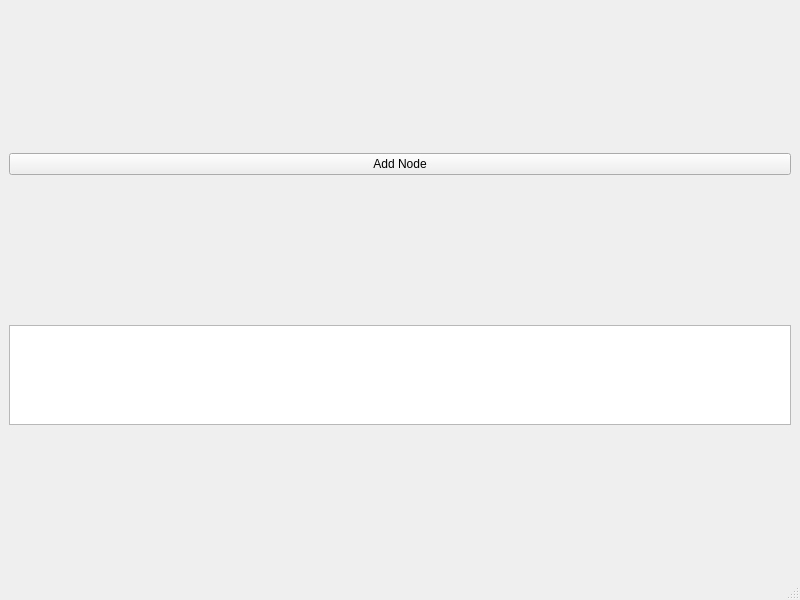
This is EagleEye/UIs/mainwindow.ui in dtmoodie/EagleEye as Qt 5 draws it before an edit. The edited form follows.
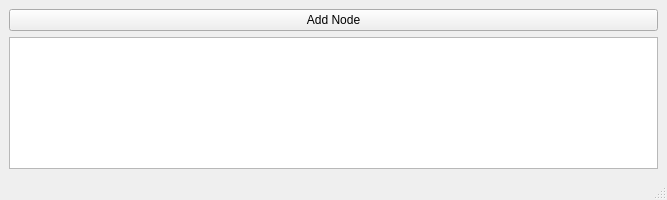
This is the edited form.

```diff
--- a/EagleEye/UIs/mainwindow.ui
+++ b/EagleEye/UIs/mainwindow.ui
@@ -6,8 +6,8 @@
    <rect>
     <x>0</x>
     <y>0</y>
-    <width>800</width>
-    <height>600</height>
+    <width>667</width>
+    <height>200</height>
    </rect>
   </property>
   <property name="windowTitle">
@@ -24,17 +24,29 @@
         </property>
        </widget>
       </item>
-     </layout>
-    </item>
-    <item row="2" column="2">
+      <item row="1" column="0">
      <widget class="QPlainTextEdit" name="console">
+        <property name="sizePolicy">
+         <sizepolicy hsizetype="Expanding" vsizetype="MinimumExpanding">
+          <horstretch>0</horstretch>
+          <verstretch>0</verstretch>
+         </sizepolicy>
+        </property>
+        <property name="minimumSize">
+         <size>
+          <width>0</width>
+          <height>100</height>
+         </size>
+        </property>
       <property name="maximumSize">
        <size>
         <width>16777215</width>
-        <height>100</height>
+          <height>16777215</height>
        </size>
       </property>
      </widget>
+      </item>
+     </layout>
     </item>
    </layout>
   </widget>
```
Left out of the diff: 4 changed lines with no effect on the pictures. Lines whose indentation alone changed are shown as unchanged.
